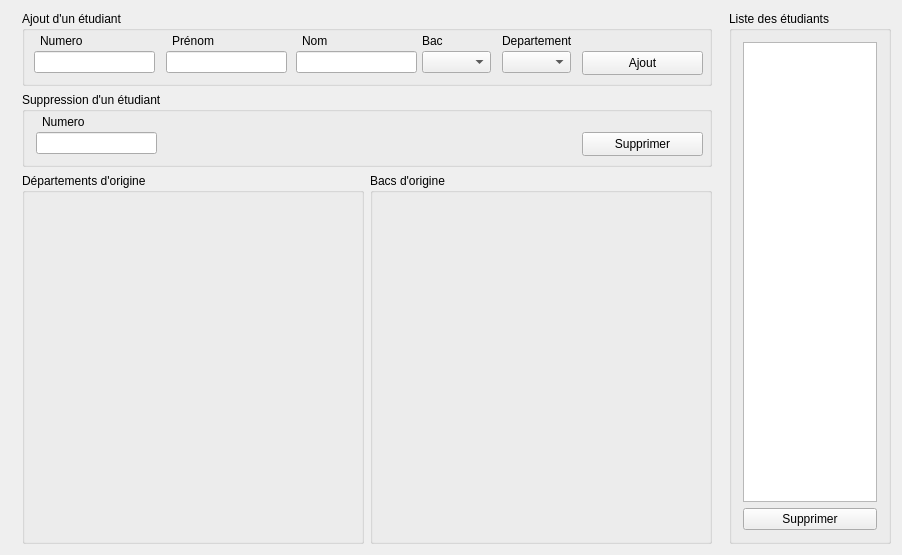
Above: TP3_GestionEtu/TP3_GestionEtu.ui from Imperial-CZ/TP3_GestionEtu before the change. Below: the same form after it.
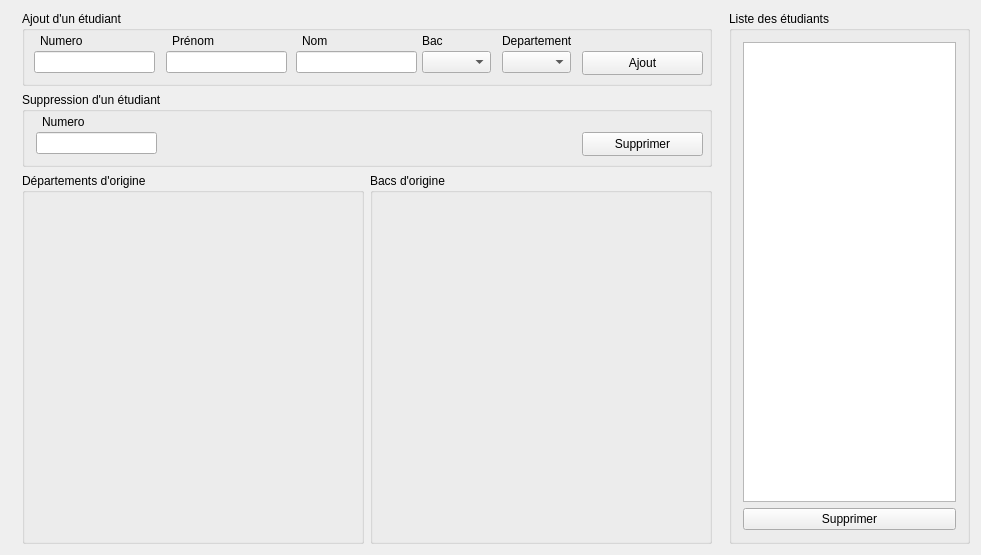
That is the form after the change.

What changed in the file:
```diff
--- a/TP3_GestionEtu/TP3_GestionEtu.ui
+++ b/TP3_GestionEtu/TP3_GestionEtu.ui
@@ -6,7 +6,7 @@
    <rect>
     <x>0</x>
     <y>0</y>
-    <width>902</width>
+    <width>981</width>
     <height>555</height>
    </rect>
   </property>
```
